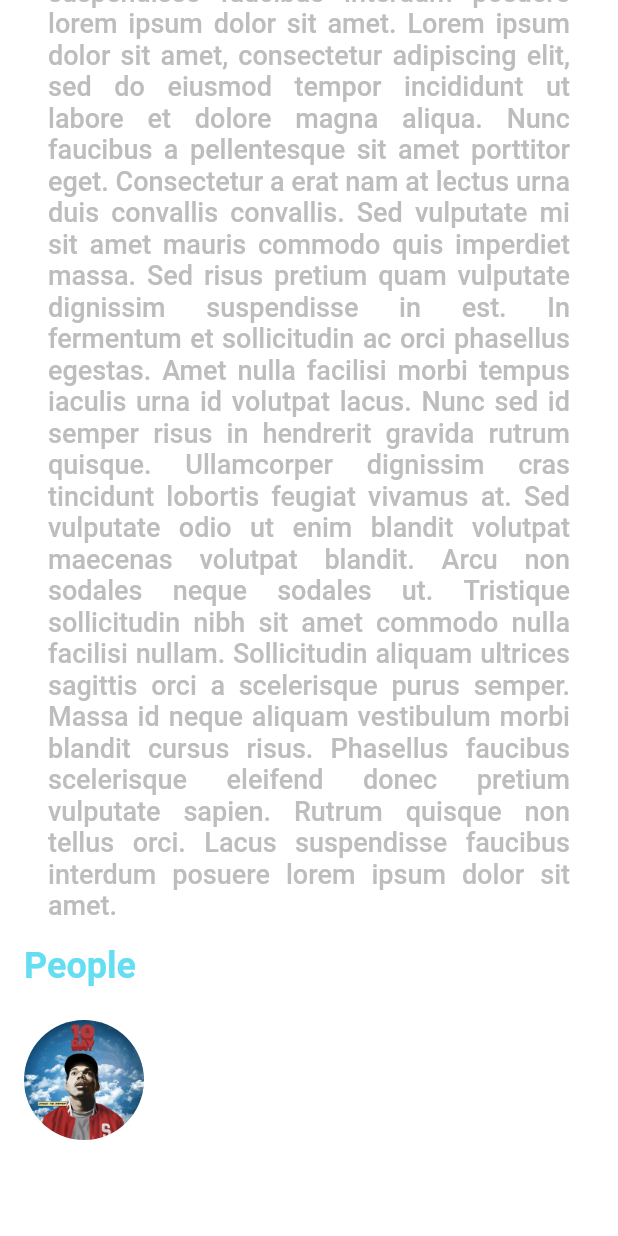
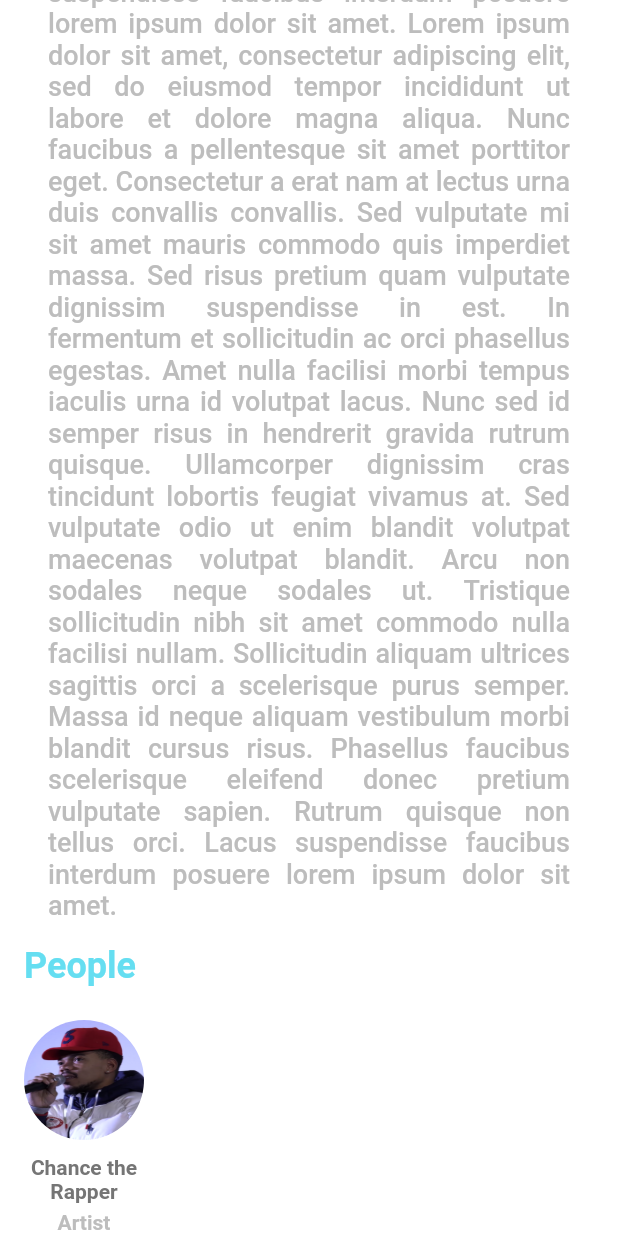
Before and after one commit to jah01/Sound-Selections, a Flutter app: the DetailsScreen screen opened directly with sample values from the repository, scrolled down 1024 dp, on a phone screen of 412 x 824 dp. Run offline on Flutter 3.47's test engine with Material 2 defaults, Android fonts, the light colour scheme and no system bars; our stand-ins replace auto_size_text, carousel_slider, scrollable_positioned_list.

Commit message:
Edit to details screen layout.

```diff
--- a/lib/data/music.dart
+++ b/lib/data/music.dart
@@ -32,6 +32,10 @@ class Music {
 
   String get getAlbumImg {
     return this.albumImg;
+  }
+
+  String get getArtistImg {
+    return this.artistImg;
   }
 
   String get getTitle {
@@ -73,17 +77,17 @@ class Music {
   Map<String, String> getPeople() {
     Map<String, String> map = new Map();
     map.addAll({this.artist : "Artist"});
-    if (this.features != null) {
+    if (this.features.length > 0) {
       for (String element in this.features) {
         map.addAll({element : "Featured"});
       }
     }
-    if (this.writers != null) {
+    if (this.writers.length > 0) {
       for (String element in this.writers) {
         map.addAll({element : "Writer"});
       }
     }
-    if (this.producers != null) {
+    if (this.producers.length > 0) {
       for (String element in this.producers) {
         map.addAll({element : "Producer"});
       }
@@ -109,9 +113,9 @@ List<Music> songs = [
     albumImg: "10DayTape.jpeg",
     albumC: "Fair use: https://en.wikipedia.org/w/index.php?curid=50047311",
     category: "Old Beats",
-    features: null,
-    writers: null,
-    producers: null,
+    features: [],
+    writers: [],
+    producers: [],
     genres: ["rap", "r&b"],
     isFeatured: true,
   ),
@@ -128,9 +132,9 @@ List<Music> songs = [
     albumImg: "StrangeDesire.jpg",
     albumC: "Fair use",
     category: "Never Gets Old",
-    features: null,
-    writers: null,
-    producers: null,
+    features: [],
+    writers: [],
+    producers: [],
     genres: ["Hip-Hop", "R&B", "Rap"],
     isFeatured: true,
   ),
--- a/lib/defaults.dart
+++ b/lib/defaults.dart
@@ -38,5 +38,5 @@ final dividerFake = Divider(
 
 final dividerVertical = VerticalDivider(
   color: Colors.transparent,
-  width: defaultPadding,
+  width: defaultPadding * 1.5,
 );
--- a/lib/screens/details/components/body.dart
+++ b/lib/screens/details/components/body.dart
@@ -77,6 +77,7 @@ class Body extends StatelessWidget {
                   crossAxisAlignment: CrossAxisAlignment.start,
                   children: <Widget>[
                     Text(song.getTitle, style: TextStyle(fontSize: 24, color: Colors.grey[800], fontWeight: FontWeight.w600),),
+                    //Text(song.getTitle, style: TextStyle(fontSize: 24, color: thirdColor, fontWeight: FontWeight.w600),),
                     Wrap(
                       children: <Widget>[
                         Text("by ${song.getArtist}", style: TextStyle(fontSize: 16, color: Colors.grey[600], fontWeight: FontWeight.w600),),
@@ -108,7 +109,7 @@ class Body extends StatelessWidget {
                 child: Text("People", style: TextStyle(fontSize: 24, color: thirdColor, fontWeight: FontWeight.w600),),
               ),
               Container(
-                height: 160,
+                height: 175,
                 color: Colors.white,
                 padding: EdgeInsets.all(defaultPadding),
                 alignment: Alignment.topLeft,
@@ -118,6 +119,7 @@ class Body extends StatelessWidget {
                   scrollDirection: Axis.horizontal,
                   itemCount: people.length,
                   itemBuilder: (context, index) {
+                    bool isArtist = index == 0;
                     //print("ARTIST----------------------------------- " + people.keys.elementAt(index).toString());
                     return Container(
                       //padding: EdgeInsets.only(right: defaultPadding),
@@ -128,10 +130,25 @@ class Body extends StatelessWidget {
                             height: 80,
                             decoration: BoxDecoration(
                                 shape: BoxShape.circle,
-                                image: DecorationImage(image: AssetImage("assets/images/" + song.getAlbumImg), fit: BoxFit.fill),
+                                image: isArtist ? DecorationImage(image: AssetImage("assets/images/" + song.getArtistImg), fit: BoxFit.fill) : DecorationImage(image: AssetImage("assets/images/empty.png"), fit: BoxFit.fill),
                             ),
+
                             //color: Colors.grey,
-                          )
+                          ),
+                          Container(height: 10, color: Colors.white,),
+                          Text(
+                            people.keys.elementAt(index),
+                            textAlign: TextAlign.center,
+                            style: TextStyle(fontSize: 14, color: Colors.grey[600], fontWeight: FontWeight.w600),
+                            maxLines: 2,
+                          ),
+                          Container(height: 5, color: Colors.white,),
+                          Text(
+                            people.values.elementAt(index),
+                            maxLines: 1,
+                            textAlign: TextAlign.center,
+                            style: TextStyle(fontSize: 14, color: Colors.grey[400], fontWeight: FontWeight.w600),
+                          ),
                         ],
                       ),
                     );
```
Also changed, not shown: assets/images/empty.png (added).
